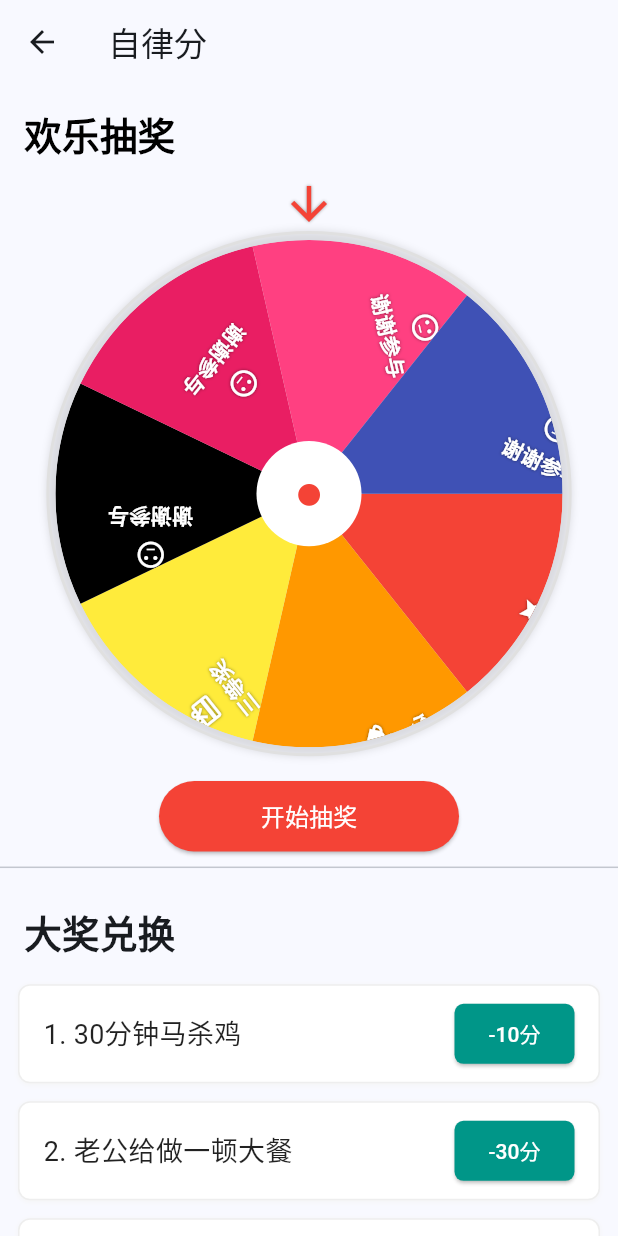
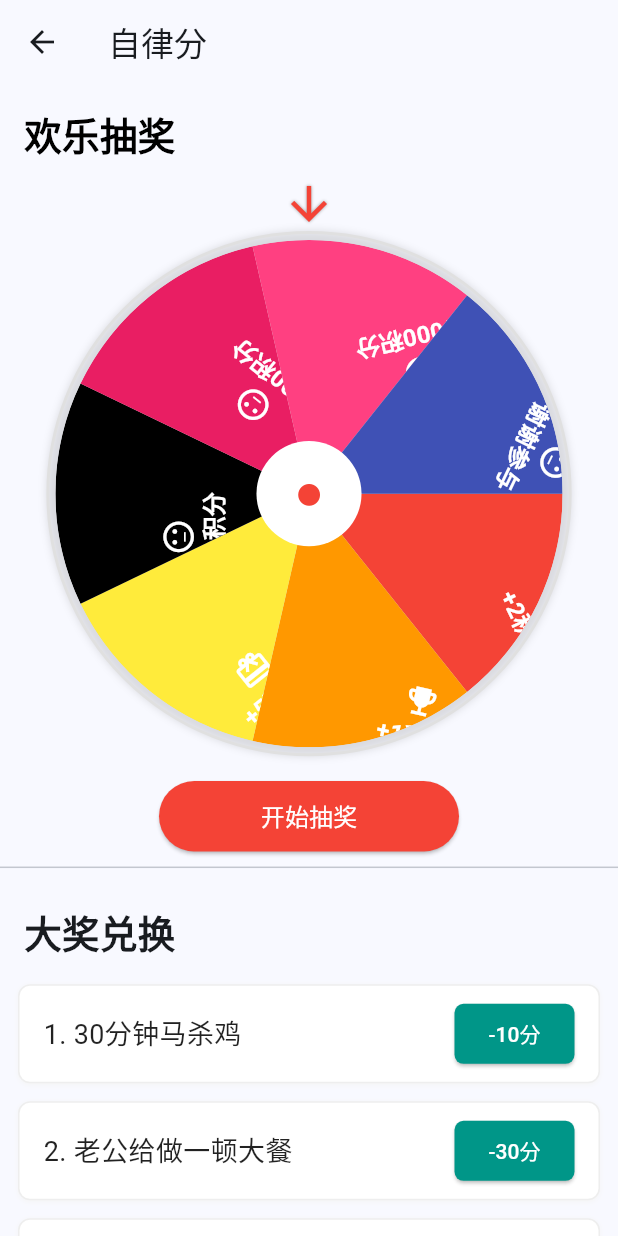
Before and after one commit to SYSUtu/flutter_demo, a Flutter app: the GiftPage screen opened directly, on a phone screen of 412 x 824 dp. Run offline on Flutter 3.47's test engine with Material 3 defaults, Android fonts, the phone set to English and light mode, and no system bars.

Commit message:
增加转盘上的字显示

```diff
--- a/lib/gift_page.dart
+++ b/lib/gift_page.dart
@@ -175,13 +175,13 @@ class _MyRewardLotteryState extends State<RewardLottery> {
         LotteryWheel(
           maxSize: screenSize.width * 0.85,
           items: [
-            LotteryItem(name: "+2积分", color: Colors.red, icon: Icons.star, probability: 1),
-            LotteryItem(name: "+1积分", color: Colors.orange, icon: Icons.emoji_events, probability: 2),
-            LotteryItem(name: "三等奖", color: Colors.yellow, icon: Icons.card_giftcard, probability: 3),
-            LotteryItem(name: "谢谢参与", color: Colors.black, icon: Icons.sentiment_neutral, probability: 10),
-            LotteryItem(name: "谢谢参与", color: Colors.pink, icon: Icons.sentiment_neutral, probability: 10),
-            LotteryItem(name: "谢谢参与", color: Colors.pinkAccent, icon: Icons.sentiment_neutral, probability: 10),
-            LotteryItem(name: "谢谢参与", color: Colors.indigo, icon: Icons.sentiment_neutral, probability: 10),
+            LotteryItem(name: "+2积分", color: Colors.red, icon: Icons.star, probability: 10.5),
+            LotteryItem(name: "+1积分", color: Colors.orange, icon: Icons.emoji_events, probability: 25),
+            LotteryItem(name: "+5积分", color: Colors.yellow, icon: Icons.card_giftcard, probability: 7.5),
+            LotteryItem(name: "+10积分", color: Colors.black, icon: Icons.sentiment_neutral, probability: 5.9),
+            LotteryItem(name: "+100积分", color: Colors.pink, icon: Icons.sentiment_neutral, probability: 1),
+            LotteryItem(name: "+1000积分", color: Colors.pinkAccent, icon: Icons.sentiment_neutral, probability: 0.1),
+            LotteryItem(name: "谢谢参与", color: Colors.indigo, icon: Icons.sentiment_neutral, probability: 50),
           ],
         ),
       ],
--- a/lib/lottery_wheel.dart
+++ b/lib/lottery_wheel.dart
@@ -220,19 +220,27 @@ class _LotteryWheelState extends State<LotteryWheel> with SingleTickerProviderSt
     return AspectRatio(
       aspectRatio: 1.0,
       child: Transform.rotate(
+        // 转盘整体旋转角度（弧度）
         angle: _currentAngle * pi / 180,
         child: Stack(
           children: [
             ...List.generate(widget.items.length, (index) {
               final startAngleRad = _sectorStartAngles[index] * pi / 180;
               final sweepAngleRad = _sectorAngles[index] * pi / 180;
+              // 扇区中心角度（弧度）
+              final centerAngleRad = startAngleRad + sweepAngleRad / 2;
+              // 转盘当前旋转角度（弧度）
+              final currentAngleRad = _currentAngle * pi / 180;
 
-              // 优化文字和图标尺寸（适配不同转盘大小）
-              final textSize = max(size * 0.04, 12.0); // 最小12号字，避免过小
-              final iconSize = max(size * 0.06, 16.0); // 图标尺寸适配文字
+              // 文字和图标尺寸（根据转盘大小动态调整）
+              final textSize = max(size * 0.045, 14.0);
+              final iconSize = max(size * 0.07, 18.0);
 
-              // 计算扇区中心角度（用于文字定位和旋转）
-              final centerAngleRad = startAngleRad + sweepAngleRad / 2;
+              // 计算文字旋转角度：
+              // 1. 抵消转盘整体旋转（-currentAngleRad）
+              // 2. 抵消扇区自身角度（-centerAngleRad）
+              // 3. 最终加pi/2确保文字垂直向上
+              final textRotation = -currentAngleRad - centerAngleRad + pi / 2;
 
               return ClipPath(
                 clipper: _WheelClipper(startAngleRad, sweepAngleRad),
@@ -240,14 +248,18 @@ class _LotteryWheelState extends State<LotteryWheel> with SingleTickerProviderSt
                   color: widget.items[index].color,
                   child: Stack(
                     children: [
-                      // 使用极坐标定位文字，确保在扇区内
+                      // 极坐标定位：精准居中于扇区
                       Positioned(
-                        // 核心优化：通过三角函数计算扇区中心位置
-                        left: size / 2 + (size * 0.4) * cos(centerAngleRad),
-                        top: size / 2 + (size * 0.4) * sin(centerAngleRad),
+                        // 核心公式：计算扇区中心的坐标
+                        left: size / 2 + (size * 0.35) * cos(centerAngleRad),
+                        top: size / 2 + (size * 0.35) * sin(centerAngleRad),
+                        // 强制文字块居中对齐
                         child: Transform.rotate(
-                          // 文字旋转角度：抵消扇区角度，保持正向显示
-                          angle: -centerAngleRad,
+                          angle: textRotation,
+                          child: Container(
+                            // 固定文字块宽度，避免换行导致的歪斜
+                            width: textSize * 5, // 根据最长文字调整
+                            alignment: Alignment.center,
                             child: Column(
                               mainAxisSize: MainAxisSize.min,
                               children: [
@@ -255,21 +267,21 @@ class _LotteryWheelState extends State<LotteryWheel> with SingleTickerProviderSt
                                   widget.items[index].icon,
                                   color: Colors.white,
                                   size: iconSize,
-                                shadows: const [Shadow(color: Colors.black54, blurRadius: 2)],
                                 ),
                                 const SizedBox(height: 4),
                                 Text(
                                   widget.items[index].name,
                                   style: TextStyle(
-                                  color: Colors.white, // 白色文字适配所有背景色
+                                    color: Colors.white,
                                     fontWeight: FontWeight.bold,
                                     fontSize: textSize,
-                                  shadows: const [Shadow(color: Colors.black54, blurRadius: 2)],
+                                    height: 1.0, // 消除文字行高导致的偏移
                                   ),
-                                softWrap: false, // 禁止换行避免文字被截断
-                                overflow: TextOverflow.visible, // 允许超出容器（扇形内安全）
+                                  softWrap: false,
+                                  overflow: TextOverflow.visible,
                                 ),
                               ],
+                            ),
                           ),
                         ),
                       ),
@@ -278,7 +290,7 @@ class _LotteryWheelState extends State<LotteryWheel> with SingleTickerProviderSt
                 ),
               );
             }),
-            // 转盘中心装饰
+            // 转盘中心
             Center(
               child: CircleAvatar(
                 radius: size * 0.1,
@@ -291,6 +303,7 @@ class _LotteryWheelState extends State<LotteryWheel> with SingleTickerProviderSt
       ),
     );
   }
+
 }
 
 class LotteryItem {
```
Lines whose indentation alone changed are shown as unchanged.
